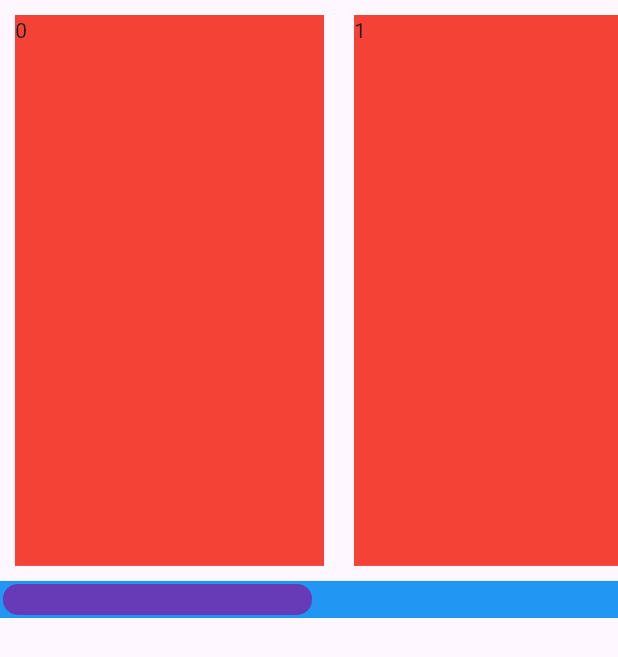
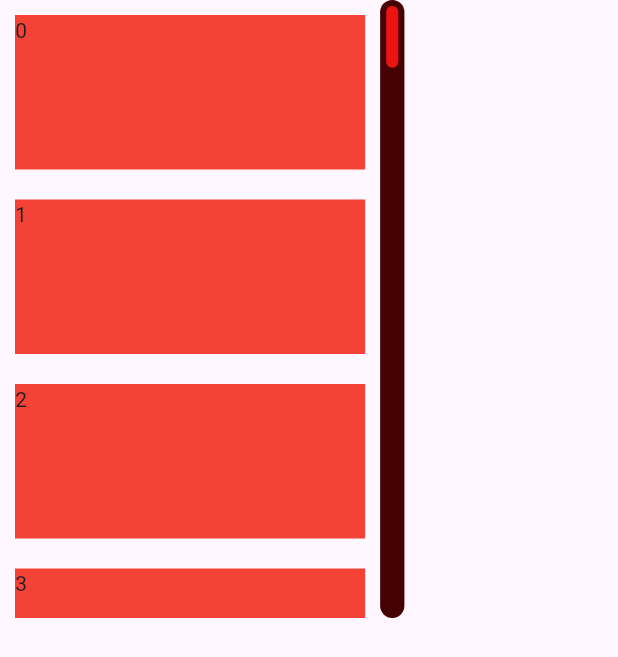
Before and after one commit to gokulsundar188/scroll_bar, a Flutter app: the screen it shows after launch, on a phone screen of 412 x 824 dp. Shown: the top 657 px of the screen. Run offline on Flutter 3.47's test engine with Material 3 defaults, Android fonts, the light colour scheme and no system bars.

```diff
--- a/lib/main.dart
+++ b/lib/main.dart
@@ -2,12 +2,11 @@ import 'package:flutter/material.dart';
 import 'package:scroll_bar/scroll_bar.dart';
 
 void main() {
-  runApp(MyApp());
+  runApp(const MyApp());
 }
 
 class MyApp extends StatelessWidget {
-  MyApp({super.key});
-  final controller = ScrollController();
+  const MyApp({super.key});
 
   @override
   Widget build(BuildContext context) {
@@ -18,23 +17,43 @@ class MyApp extends StatelessWidget {
         colorScheme: ColorScheme.fromSeed(seedColor: Colors.deepPurple),
         useMaterial3: true,
       ),
-      home: SafeArea(
-        child: CustomScrollbar(
-          controller: controller,
-          scrollDirection: Axis.horizontal,
-          scrollThumpDecoration: BoxDecoration(
-              color: Colors.deepPurple,
-              borderRadius: BorderRadius.circular(10)),
+      home: CustomScrollbar(
+        controller: ScrollController(),
+        isDraggable: true,
+        scrollDirection: Axis.vertical,
         scrollSectionSize: Size(
-            MediaQuery.of(context).size.width,
-            MediaQuery.of(context).size.height * 0.5,
+          ((MediaQuery.of(context).size.width * 0.8) - 60),
+          (MediaQuery.of(context).size.height / 2),
         ),
+
+        // Trail decorations
+        scrollTrailThumpRadius: 10,
+        scrollTrailPropotion: 0.06,
+        scrollTrailPadding: 4,
+        scrollTrailDecoration: BoxDecoration(
+          borderRadius: BorderRadius.circular(10),
+          gradient: const LinearGradient(
+            colors: [Color(0xFF450101), Color(0xFF450101)],
+            begin: Alignment.centerLeft,
+            end: Alignment.centerRight,
+          ),
+        ),
+
+        // Thump decorations
         scrollThumpSize: const Size(
           0.5,
-            1,
+          0.1,
         ),
-          scrollTrailPropotion: 0.06,
-          scrollTrailPadding: 2,
+        scrollThumpDecoration: BoxDecoration(
+          borderRadius: BorderRadius.circular(10),
+          gradient: const LinearGradient(
+            colors: [Color(0xFFec1313), Color(0xFFec1313)],
+            begin: Alignment.centerLeft,
+            end: Alignment.centerRight,
+          ),
+        ),
+
+        // Builder
         builder: (context, scrollController, axis) => ListView(
           controller: scrollController,
           scrollDirection: axis,
@@ -45,10 +64,8 @@ class MyApp extends StatelessWidget {
               height: MediaQuery.of(context).size.width / 4,
               width: MediaQuery.of(context).size.width / 2,
               color: Colors.red,
-                margin:
-                    const EdgeInsets.symmetric(horizontal: 10, vertical: 10),
+              margin: const EdgeInsets.symmetric(horizontal: 10, vertical: 10),
               child: Text(index.toString()),
-              ),
             ),
           ),
         ),
--- a/lib/scroll_bar.dart
+++ b/lib/scroll_bar.dart
@@ -1,3 +1,5 @@
+import 'dart:developer';
+
 import 'package:flutter/material.dart';
 
 class CustomScrollbar extends StatefulWidget {
@@ -67,7 +69,8 @@ class _CustomScrollbarState extends State<CustomScrollbar> {
 
     return Scaffold(
       body: NotificationListener(
-        onNotification: changePosition,
+        onNotification: (ScrollNotification notification) =>
+            changePosition(notification),
         child: widget.scrollDirection == Axis.horizontal
             ? horizontalScrollView(context)
             : verticalScrollView(context),
@@ -90,7 +93,7 @@ class _CustomScrollbarState extends State<CustomScrollbar> {
             widget.scrollDirection,
           ),
         ),
-        dragger(context)
+        scrollBar(context)
       ],
     );
   }
@@ -110,12 +113,12 @@ class _CustomScrollbarState extends State<CustomScrollbar> {
             widget.scrollDirection,
           ),
         ),
-        dragger(context)
+        scrollBar(context)
       ],
     );
   }
 
-  Widget dragger(BuildContext context) {
+  Widget scrollBar(BuildContext context) {
     return GestureDetector(
       // To manage vertical drag
       onVerticalDragStart: widget.isDraggable ? onDragStart : null,
@@ -127,20 +130,29 @@ class _CustomScrollbarState extends State<CustomScrollbar> {
       onHorizontalDragEnd: widget.isDraggable ? onDragEnd : null,
       onHorizontalDragUpdate: widget.isDraggable ? onDragUpdate : null,
 
-      child: Container(
+      child: scrollBarTrail(),
+    );
+  }
+
+  Container scrollBarTrail() {
+    return Container(
       width: scrollTrailSize!.width,
       height: scrollTrailSize!.height,
       decoration: widget.scrollTrailDecoration ??
           BoxDecoration(
-              borderRadius:
-                  BorderRadius.circular(widget.scrollTrailThumpRadius),
+            borderRadius: BorderRadius.circular(widget.scrollTrailThumpRadius),
             color: Colors.blue,
           ),
       alignment: widget.scrollDirection == Axis.horizontal
           ? Alignment.centerLeft
           : Alignment.topCenter,
       padding: EdgeInsets.all(widget.scrollTrailPadding),
-        child: Container(
+      child: scrollBarThump(),
+    );
+  }
+
+  Container scrollBarThump() {
+    return Container(
       height: scrollTrailSize!.height * widget.scrollThumpSize.height,
       width: scrollTrailSize!.width * widget.scrollThumpSize.width,
       margin: widget.scrollDirection == Axis.vertical
@@ -148,20 +160,19 @@ class _CustomScrollbarState extends State<CustomScrollbar> {
           : EdgeInsets.only(left: _barOffset),
       decoration: widget.scrollThumpDecoration ??
           BoxDecoration(
-                borderRadius:
-                    BorderRadius.circular(widget.scrollTrailThumpRadius),
+            borderRadius: BorderRadius.circular(widget.scrollTrailThumpRadius),
             color: Colors.blue,
-              ),
-        ),
           ),
     );
   }
 
-  double get barMaxScrollExtent => widget.scrollDirection == Axis.vertical
-      ? (context.size!.height -
-          (scrollTrailSize!.height * widget.scrollThumpSize.height))
-      : (context.size!.width -
+  double get barMaxScrollExtent {
+    return widget.scrollDirection == Axis.vertical
+        ? ((scrollTrailSize!.height) -
+            ((scrollTrailSize!.height * widget.scrollThumpSize.height)))
+        : (scrollTrailSize!.width -
             (scrollTrailSize!.width * widget.scrollThumpSize.width));
+  }
 
   double get barMinScrollExtent => 0.0;
 
@@ -186,7 +197,7 @@ class _CustomScrollbarState extends State<CustomScrollbar> {
   }
 
   // On scroll listview
-  bool changePosition(ScrollNotification notification) {
+  changePosition(ScrollNotification notification) {
     if (_isDragInProcess) {
       return false;
     }
```
Lines whose indentation alone changed are shown as unchanged.
